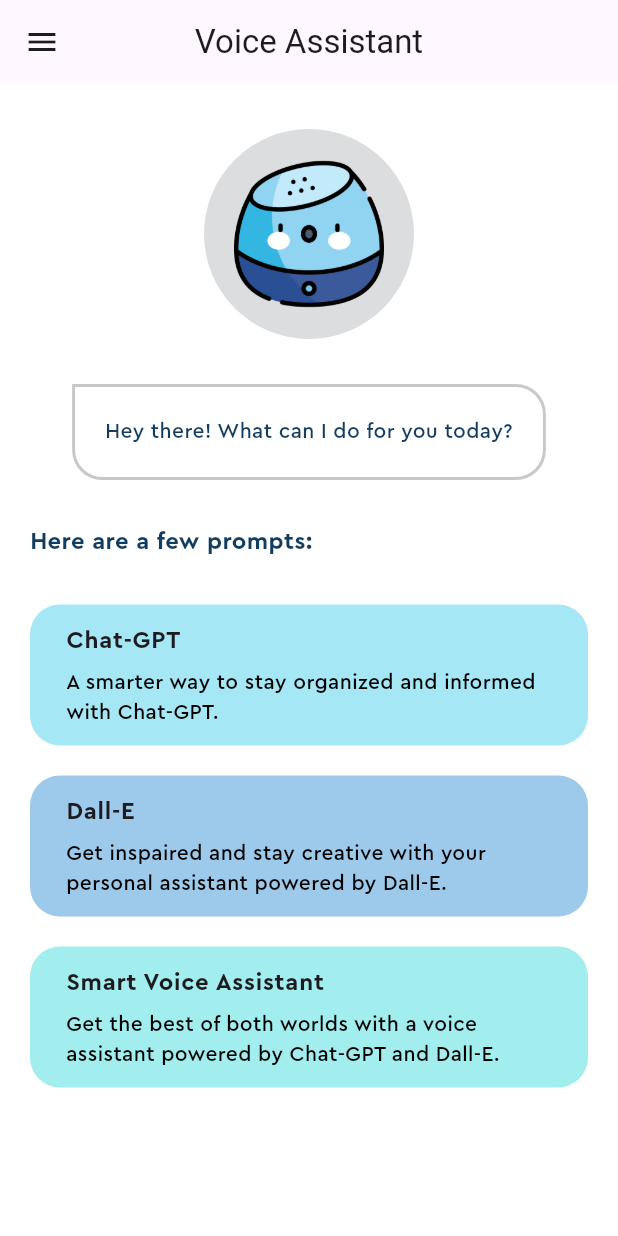
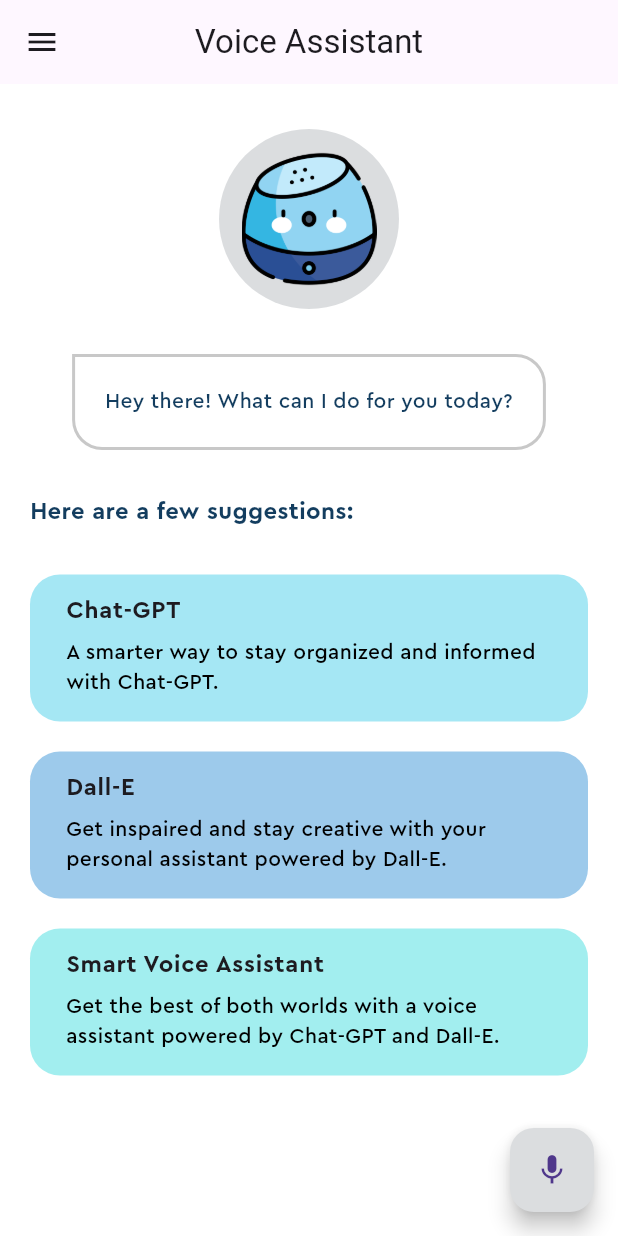
Before and after one commit to rishirizz/voice_assistant_app, a Flutter app: the screen it shows after launch, on a phone screen of 412 x 824 dp. Run offline on Flutter 3.47's test engine with Material 3 defaults, Android fonts, the light colour scheme and no system bars.

Commit message:
Finished UI setup.

```diff
--- a/lib/screens/home_screen.dart
+++ b/lib/screens/home_screen.dart
@@ -1,7 +1,6 @@
 import 'package:flutter/material.dart';
-import 'package:flutter/widgets.dart';
 import 'package:voice_assistant_app/utils/colors.dart';
-import 'package:voice_assistant_app/widgets/prompt_bubble.dart';
+import 'package:voice_assistant_app/widgets/prompt_bubbles.dart';
 import '../widgets/voice_assistant.dart';
 
 class HomeScreen extends StatefulWidget {
@@ -23,6 +22,11 @@
         leading: const Icon(
           Icons.menu,
         ),
+      ),
+      floatingActionButton: FloatingActionButton(
+        backgroundColor: AppColor.assistantBGColor,
+        onPressed: () {},
+        child: const Icon(Icons.mic),
       ),
       body: SafeArea(
         child: SingleChildScrollView(
@@ -66,7 +70,7 @@
                 const Align(
                   alignment: Alignment.centerLeft,
                   child: Text(
-                    'Here are a few prompts:',
+                    'Here are a few suggestions:',
                     style: TextStyle(
                       fontFamily: 'Cera-Pro',
                       color: AppColor.mainFontColor,
@@ -75,32 +79,7 @@
                     ),
                   ),
                 ),
-                const SizedBox(
-                  height: 30,
-                ),
-                const PromptBubble(
-                  title: 'Chat-GPT',
-                  subtitle:
-                      'A smarter way to stay organized and informed with Chat-GPT.',
-                  bgColor: AppColor.firstSuggestionBoxColor,
-                ),
-                const SizedBox(
-                  height: 20,
-                ),
-                const PromptBubble(
-                  title: 'Dall-E',
-                  subtitle: 'Get inspaired and stay creative with your personal assistant powered by Dall-E.',
-                  bgColor: AppColor.secondSuggestionBoxColor,
-                ),
-                const SizedBox(
-                  height: 20,
-                ),
-                const PromptBubble(
-                  title: 'Smart Voice Assistant',
-                  subtitle:
-                      'Get the best of both worlds with a voice assistant powered by Chat-GPT and Dall-E.',
-                  bgColor: AppColor.thirdSuggestionBoxColor,
-                ),
+                const PromptBubbles(),
               ],
             ),
           ),
--- a/lib/widgets/prompt_bubble.dart
+++ b/lib/widgets/prompt_bubble.dart
@@ -32,7 +32,7 @@
           horizontal: 8.0,
           vertical: 2.0,
         ).copyWith(
-          bottom: 4,
+          bottom: 8,
         ),
         child: Text(
           subtitle,
--- /dev/null
+++ b/lib/widgets/prompt_bubbles.dart
@@ -0,0 +1,43 @@
+import 'package:flutter/material.dart';
+import 'package:voice_assistant_app/widgets/prompt_bubble.dart';
+
+import '../utils/colors.dart';
+
+class PromptBubbles extends StatelessWidget {
+  const PromptBubbles({super.key});
+
+  @override
+  Widget build(BuildContext context) {
+    return const Column(
+      children: [
+        SizedBox(
+          height: 30,
+        ),
+        PromptBubble(
+          title: 'Chat-GPT',
+          subtitle:
+              'A smarter way to stay organized and informed with Chat-GPT.',
+          bgColor: AppColor.firstSuggestionBoxColor,
+        ),
+        SizedBox(
+          height: 20,
+        ),
+        PromptBubble(
+          title: 'Dall-E',
+          subtitle:
+              'Get inspaired and stay creative with your personal assistant powered by Dall-E.',
+          bgColor: AppColor.secondSuggestionBoxColor,
+        ),
+        SizedBox(
+          height: 20,
+        ),
+        PromptBubble(
+          title: 'Smart Voice Assistant',
+          subtitle:
+              'Get the best of both worlds with a voice assistant powered by Chat-GPT and Dall-E.',
+          bgColor: AppColor.thirdSuggestionBoxColor,
+        ),
+      ],
+    );
+  }
+}
--- a/lib/widgets/voice_assistant.dart
+++ b/lib/widgets/voice_assistant.dart
@@ -12,11 +12,11 @@
     return Center(
       child: CircleAvatar(
         backgroundColor: AppColor.assistantBGColor,
-        radius: 70,
+        radius: 60,
         child: Image.asset(
           'assets/images/voice-assistant.png',
-          height: 100,
-          width: 100,
+          height: 90,
+          width: 90,
         ),
       ),
     );
```
